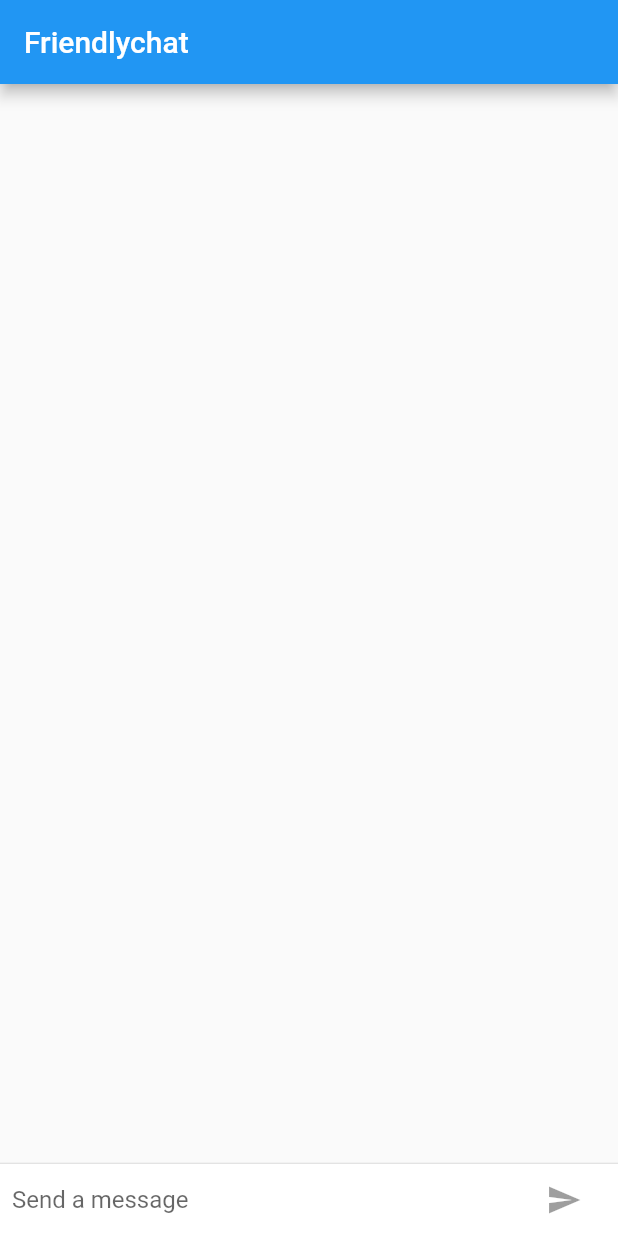
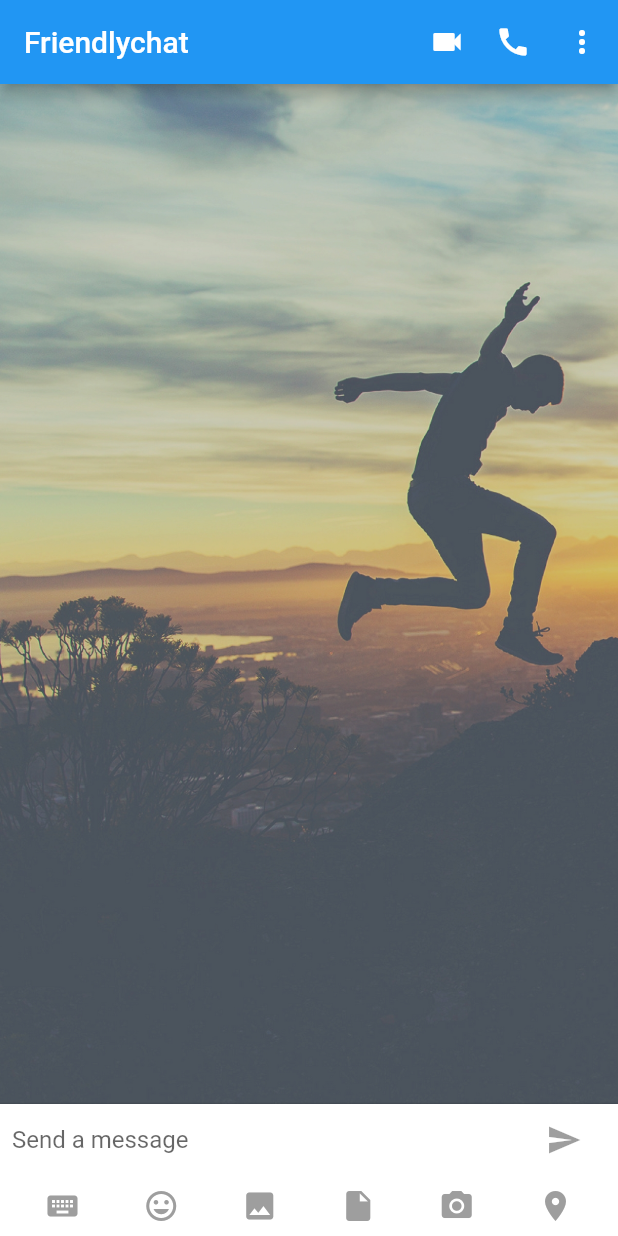
Before and after one commit to Praneet460/Flutter-Codelabs, a Flutter app: the screen it shows after launch, on a phone screen of 412 x 824 dp. Run offline on Flutter 3.47's test engine with Material 2 defaults, Android fonts, the phone set to English and light mode, and no system bars.

Commit message:
updated UI

```diff
--- /dev/null
+++ b/friendlychat/lib/view/bottom.dart
@@ -0,0 +1,55 @@
+import 'package:flutter/material.dart';
+
+class Bottomfiles extends StatefulWidget {
+  @override
+  _BottomfilesState createState() => new _BottomfilesState();
+}
+
+class _BottomfilesState extends State<Bottomfiles> {
+
+  @override
+  Widget build(BuildContext context) {
+    return new Container(
+      decoration: new BoxDecoration(
+          color: Theme.of(context).cardColor),
+      height: 40.0,
+
+      child: new Row(
+        mainAxisAlignment: MainAxisAlignment.spaceEvenly,
+        children: <Widget>[
+          new IconButton(icon: new Icon(Icons.keyboard,
+            color:  Colors.grey,
+          ),
+              onPressed: (){}
+          ),
+          new IconButton(
+              icon: new Icon(Icons.insert_emoticon,
+                color: Colors.grey,),
+              onPressed: (){}
+              ),
+          new IconButton(
+              icon: new Icon(Icons.insert_photo,
+                color: Colors.grey,),
+
+              onPressed: (){}
+          ),
+          new IconButton(
+              icon: new Icon(Icons.insert_drive_file,
+                color: Colors.grey,),
+              onPressed: (){}
+          ),
+          new IconButton(
+              icon: new Icon(Icons.camera_alt,
+                color: Colors.grey,),
+              onPressed: (){}),
+          new IconButton(
+              icon: new Icon(Icons.location_on,
+                color: Colors.grey,),
+              onPressed: (){})
+
+
+        ],
+      ),
+    );
+  }
+}
--- a/friendlychat/lib/view/chatscreen.dart
+++ b/friendlychat/lib/view/chatscreen.dart
@@ -1,5 +1,6 @@
 import 'package:flutter/material.dart';
 import 'package:friendlychat/view/chatmessage.dart';
+import 'package:friendlychat/view/bottom.dart';
 
 class ChatScreen extends StatefulWidget {
   @override
@@ -90,8 +91,30 @@ class _ChatScreenState extends State<ChatScreen> with TickerProviderStateMixin {
     return new Scaffold(
       appBar: new AppBar(
         title: new Text(_appTitle),
+
+        actions: <Widget>[
+          new Row(
+            mainAxisAlignment: MainAxisAlignment.spaceBetween,
+            children: <Widget>[
+              new Icon(Icons.videocam, color: Colors.white,),
+              new SizedBox(width: 20.0,),
+              new Icon(Icons.call, color: Colors.white,),
+              new SizedBox(width: 10.0,),
+              new IconButton(icon: new Icon(Icons.more_vert),
+                  onPressed: (){
+                  })
+
+            ],
+          )
+
+        ],
       ),
-      body: new Column(
+      body: Stack(
+        fit: StackFit.expand,
+        children: <Widget>[
+          new Image(image: new AssetImage("assets/images/bg.jpg"),
+          fit: BoxFit.cover,),
+          new Column(
             children: <Widget>[
               new Flexible(
                 child: new ListView.builder(
@@ -99,7 +122,13 @@ class _ChatScreenState extends State<ChatScreen> with TickerProviderStateMixin {
                   reverse: true,
                   itemCount: _message.length,
                   itemBuilder: (_, int index) =>
-                   _message[index], ),),
+                  Dismissible(
+                      key: new Key(_message[index]),
+                      onDismissed: (direction){
+                        _message.remove(index);
+
+                      },
+                      child: _message[index]), ),),
               new Divider(height: 1.0,),
               new Container(
                 decoration: new BoxDecoration(
@@ -107,6 +136,10 @@ class _ChatScreenState extends State<ChatScreen> with TickerProviderStateMixin {
                 child: _buildTextComposer(),
               ),
 
+              new Bottomfiles(),
+
+            ],
+          ),
         ],
       ),
     );
--- a/friendlychat/pubspec.yaml
+++ b/friendlychat/pubspec.yaml
@@ -37,6 +37,7 @@ flutter:
   # To add assets to your application, add an assets section, like this:
   assets:
      - assets/images/profile.jpg
+     - assets/images/bg.jpg
   #  - images/a_dot_ham.jpeg
 
   # An image asset can refer to one or more resolution-specific "variants", see
```
Also changed, not shown: friendlychat/lib/view/chatmessage.dart (+25 -5 lines), friendlychat/assets/images/bg.jpg (added), 1 other file. Lines whose indentation alone changed are shown as unchanged.
